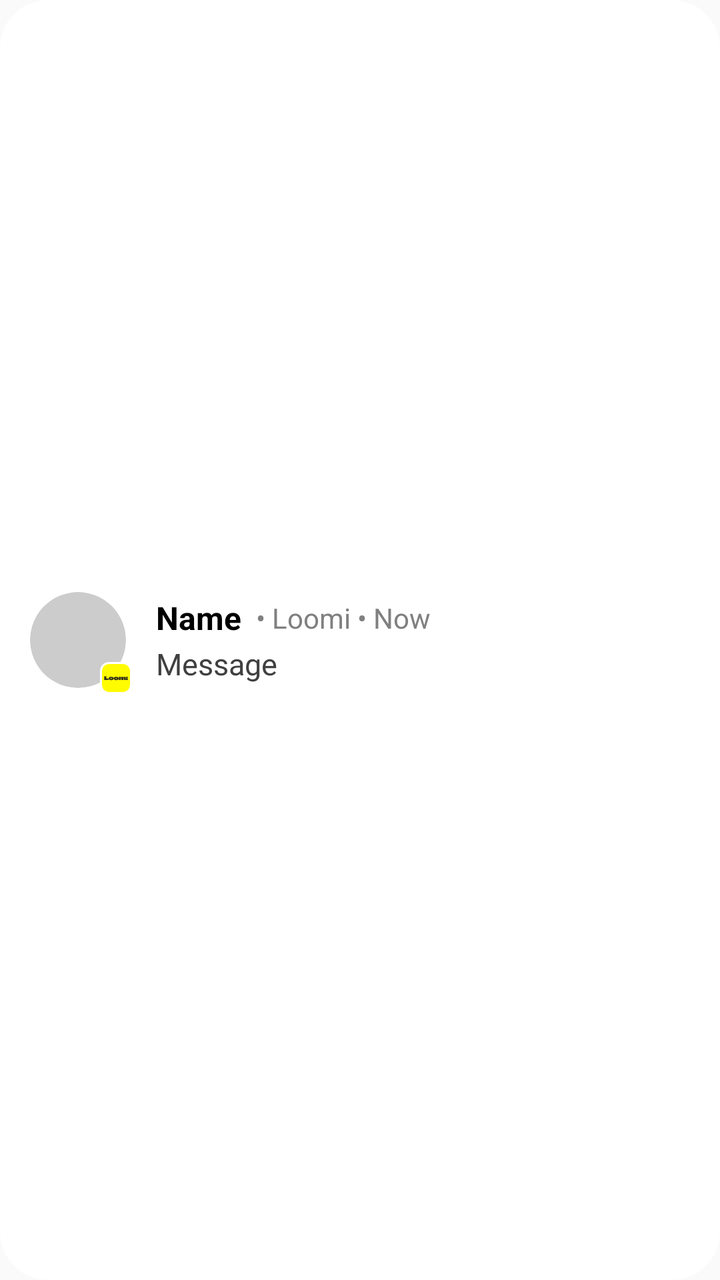
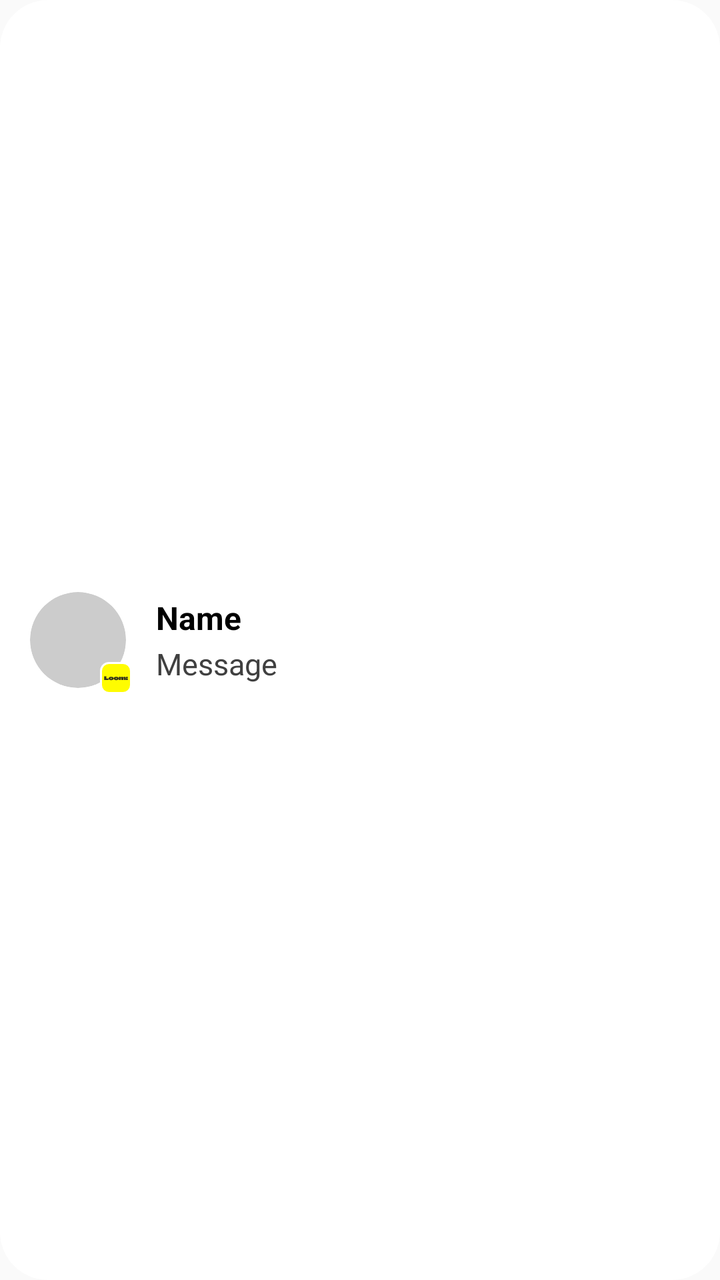

The first picture is an Android layout as it rendered before a commit; the second is the same layout after the commit. The layout source and the unified diff follow.
<!-- AndroidManifest.xml: application theme Theme.Loomi -->
<!-- res/layout/notification_custom.xml -->
<?xml version="1.0" encoding="utf-8"?>
<LinearLayout xmlns:android="http://schemas.android.com/apk/res/android"
    android:layout_width="match_parent"
    android:layout_height="wrap_content"
    android:orientation="horizontal"
    android:padding="12dp"
    android:background="@drawable/notification_bg"
    android:gravity="center_vertical"
    android:baselineAligned="false">

    <FrameLayout
        android:layout_width="54dp"
        android:layout_height="54dp">

        <ImageView
            android:id="@+id/notification_profile_image"
            android:layout_width="48dp"
            android:layout_height="48dp"
            android:layout_gravity="center"
            android:scaleType="centerCrop"
            android:background="@drawable/circle_image"
            android:clipToOutline="true" />

        <ImageView
            android:id="@+id/notification_app_icon"
            android:layout_width="16dp"
            android:layout_height="16dp"
            android:layout_gravity="bottom|end"
            android:src="@drawable/logo"
            android:background="@drawable/app_icon_bg"
            android:padding="2dp" />
    </FrameLayout>

    <LinearLayout
        android:layout_width="0dp"
        android:layout_height="wrap_content"
        android:layout_weight="1"
        android:orientation="vertical"
        android:layout_marginStart="12dp">

        <LinearLayout
            android:layout_width="match_parent"
            android:layout_height="wrap_content"
            android:orientation="horizontal"
            android:gravity="center_vertical">

            <TextView
                android:id="@+id/notification_title"
                android:layout_width="wrap_content"
                android:layout_height="wrap_content"
                android:textColor="#000000"
                android:textSize="16sp"
                android:textStyle="bold"
                android:text="Name"
                android:maxLines="1"
                android:ellipsize="end" />

            <TextView
                android:id="@+id/notification_header_info"
                android:layout_width="wrap_content"
                android:layout_height="wrap_content"
                android:textColor="#808080"
                android:textSize="14sp"
                android:layout_marginStart="4dp"
                android:text=" • Loomi • Now"
                android:maxLines="1" />
        </LinearLayout>

        <TextView
            android:id="@+id/notification_message"
            android:layout_width="match_parent"
            android:layout_height="wrap_content"
            android:textColor="#404040"
            android:textSize="15sp"
            android:layout_marginTop="2dp"
            android:maxLines="2"
            android:ellipsize="end"
            android:text="Message" />

    </LinearLayout>

</LinearLayout>
<!-- resources referenced by this layout -->
<resources>
  <!-- drawable app_icon_bg (drawable) -->
  <?xml version="1.0" encoding="utf-8"?>
  <shape xmlns:android="http://schemas.android.com/apk/res/android"
      android:shape="rectangle">
      <solid android:color="#FFFC00" />
      <corners android:radius="4dp" />
      <stroke android:width="1dp" android:color="#FFFFFF" />
  </shape>
  <!-- drawable circle_image (drawable) -->
  <?xml version="1.0" encoding="utf-8"?>
  <shape xmlns:android="http://schemas.android.com/apk/res/android"
      android:shape="oval">
      <solid android:color="#CCCCCC" />
  </shape>
  <!-- drawable logo: vector/xml drawable (drawable, 5490 chars, omitted) -->
  <!-- drawable notification_bg (drawable) -->
  <?xml version="1.0" encoding="utf-8"?>
  <shape xmlns:android="http://schemas.android.com/apk/res/android"
      android:shape="rectangle">
      <solid android:color="#FFFFFF" />
      <corners android:radius="24dp" />
  </shape>
  <style name="Theme.Loomi" parent="android:Theme.Material.Light.NoActionBar" />
</resources>

<!-- the commit's change to res/layout/notification_custom.xml (unified diff, before → after) -->
@@ -54,16 +54,6 @@
                 android:text="Name"
                 android:maxLines="1"
                 android:ellipsize="end" />
-
-            <TextView
-                android:id="@+id/notification_header_info"
-                android:layout_width="wrap_content"
-                android:layout_height="wrap_content"
-                android:textColor="#808080"
-                android:textSize="14sp"
-                android:layout_marginStart="4dp"
-                android:text=" • Loomi • Now"
-                android:maxLines="1" />
         </LinearLayout>
 
         <TextView
